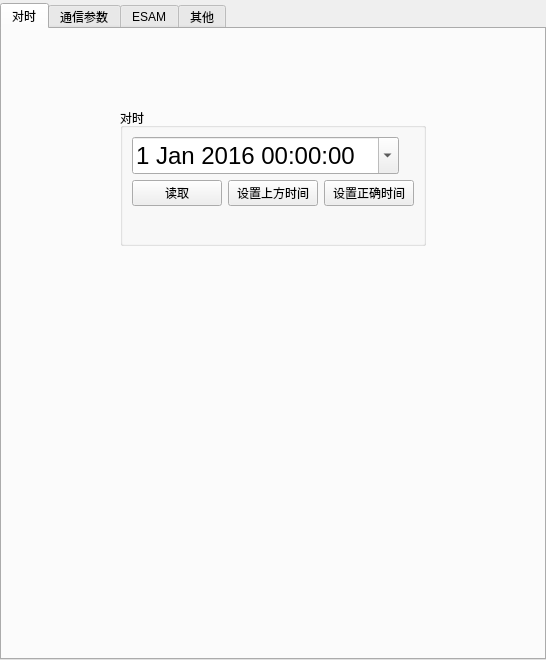
Before: the Qt Designer form UI/param_window.ui in KayFelicities/698trans, drawn with Qt 5.
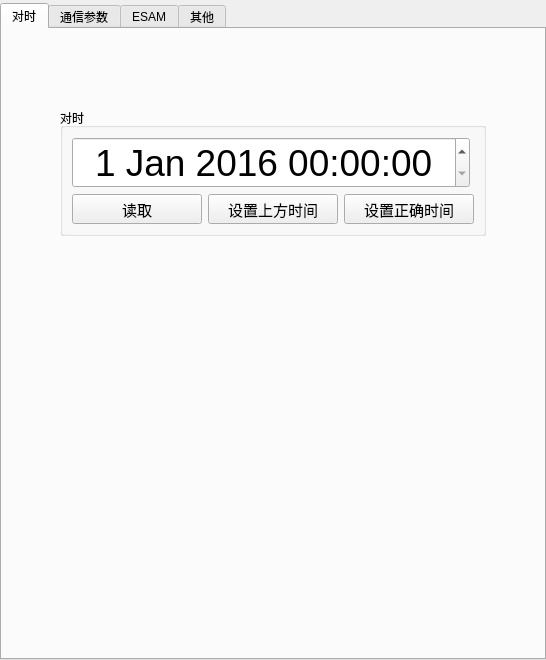
After: the same form once the commit is applied. Icons and pictures are not drawn.

What changed in the file:
```diff
--- a/UI/param_window.ui
+++ b/UI/param_window.ui
@@ -91,12 +91,30 @@
                    <property name="sizePolicy">
                     <sizepolicy hsizetype="Fixed" vsizetype="Fixed">
                      <horstretch>0</horstretch>
-                     <verstretch>10</verstretch>
+                     <verstretch>5</verstretch>
                     </sizepolicy>
                    </property>
+                   <property name="maximumSize">
+                    <size>
+                     <width>16777215</width>
+                     <height>100</height>
+                    </size>
+                   </property>
+                   <property name="sizeIncrement">
+                    <size>
+                     <width>0</width>
+                     <height>100</height>
+                    </size>
+                   </property>
+                   <property name="baseSize">
+                    <size>
+                     <width>0</width>
+                     <height>0</height>
+                    </size>
+                   </property>
                    <property name="font">
                     <font>
-                     <pointsize>18</pointsize>
+                     <pointsize>28</pointsize>
                     </font>
                    </property>
                    <property name="layoutDirection">
@@ -105,6 +123,15 @@
                    <property name="autoFillBackground">
                     <bool>false</bool>
                    </property>
+                   <property name="wrapping">
+                    <bool>false</bool>
+                   </property>
+                   <property name="frame">
+                    <bool>true</bool>
+                   </property>
+                   <property name="alignment">
+                    <set>Qt::AlignCenter</set>
+                   </property>
                    <property name="buttonSymbols">
                     <enum>QAbstractSpinBox::UpDownArrows</enum>
                    </property>
@@ -119,7 +146,7 @@
                     </datetime>
                    </property>
                    <property name="calendarPopup">
-                    <bool>true</bool>
+                    <bool>false</bool>
                    </property>
                   </widget>
                  </item>
@@ -135,8 +162,8 @@
                      </property>
                      <property name="minimumSize">
                       <size>
-                       <width>90</width>
-                       <height>0</height>
+                       <width>130</width>
+                       <height>30</height>
                       </size>
                      </property>
                      <property name="maximumSize">
@@ -145,6 +172,15 @@
                        <height>16777215</height>
                       </size>
                      </property>
+                     <property name="font">
+                      <font>
+                       <family>微软雅黑</family>
+                       <pointsize>11</pointsize>
+                       <weight>50</weight>
+                       <italic>false</italic>
+                       <bold>false</bold>
+                      </font>
+                     </property>
                      <property name="text">
                       <string>读取</string>
                      </property>
@@ -160,8 +196,8 @@
                      </property>
                      <property name="minimumSize">
                       <size>
-                       <width>90</width>
-                       <height>0</height>
+                       <width>130</width>
+                       <height>30</height>
                       </size>
                      </property>
                      <property name="maximumSize">
@@ -170,6 +206,15 @@
                        <height>16777215</height>
                       </size>
                      </property>
+                     <property name="font">
+                      <font>
+                       <family>微软雅黑</family>
+                       <pointsize>11</pointsize>
+                       <weight>50</weight>
+                       <italic>false</italic>
+                       <bold>false</bold>
+                      </font>
+                     </property>
                      <property name="text">
                       <string>设置上方时间</string>
                      </property>
@@ -185,8 +230,8 @@
                      </property>
                      <property name="minimumSize">
                       <size>
-                       <width>90</width>
-                       <height>0</height>
+                       <width>130</width>
+                       <height>30</height>
                       </size>
                      </property>
                      <property name="maximumSize">
@@ -195,6 +240,15 @@
                        <height>16777215</height>
                       </size>
                      </property>
+                     <property name="font">
+                      <font>
+                       <family>微软雅黑</family>
+                       <pointsize>11</pointsize>
+                       <weight>50</weight>
+                       <italic>false</italic>
+                       <bold>false</bold>
+                      </font>
+                     </property>
                      <property name="text">
                       <string>设置正确时间</string>
                      </property>
@@ -202,16 +256,6 @@
                    </item>
                   </layout>
                  </item>
-                 <item>
-                  <widget class="QPushButton" name="DT_set_res_t">
-                   <property name="text">
-                    <string/>
-                   </property>
-                   <property name="flat">
-                    <bool>true</bool>
-                   </property>
-                  </widget>
-                 </item>
                 </layout>
                </item>
               </layout>
@@ -232,6 +276,128 @@
             </item>
            </layout>
           </item>
+          <item>
+           <widget class="QPushButton" name="DT_set_res_t">
+            <property name="minimumSize">
+             <size>
+              <width>0</width>
+              <height>200</height>
+             </size>
+            </property>
+            <property name="palette">
+             <palette>
+              <active>
+               <colorrole role="WindowText">
+                <brush brushstyle="SolidPattern">
+                 <color alpha="255">
+                  <red>255</red>
+                  <green>0</green>
+                  <blue>0</blue>
+                 </color>
+                </brush>
+               </colorrole>
+              </active>
+              <inactive>
+               <colorrole role="WindowText">
+                <brush brushstyle="SolidPattern">
+                 <color alpha="255">
+                  <red>255</red>
+                  <green>0</green>
+                  <blue>0</blue>
+                 </color>
+                </brush>
+               </colorrole>
+              </inactive>
+              <disabled>
+               <colorrole role="WindowText">
+                <brush brushstyle="SolidPattern">
+                 <color alpha="255">
+                  <red>120</red>
+                  <green>120</green>
+                  <blue>120</blue>
+                 </color>
+                </brush>
+               </colorrole>
+              </disabled>
+             </palette>
+            </property>
+            <property name="font">
+             <font>
+              <family>华文楷体</family>
+              <pointsize>150</pointsize>
+              <weight>50</weight>
+              <bold>false</bold>
+             </font>
+            </property>
+            <property name="text">
+             <string> </string>
+            </property>
+            <property name="flat">
+             <bool>true</bool>
+            </property>
+           </widget>
+          </item>
+          <item>
+           <widget class="QPushButton" name="DT_set_fuck_t">
+            <property name="minimumSize">
+             <size>
+              <width>0</width>
+              <height>80</height>
+             </size>
+            </property>
+            <property name="palette">
+             <palette>
+              <active>
+               <colorrole role="WindowText">
+                <brush brushstyle="SolidPattern">
+                 <color alpha="255">
+                  <red>255</red>
+                  <green>0</green>
+                  <blue>0</blue>
+                 </color>
+                </brush>
+               </colorrole>
+              </active>
+              <inactive>
+               <colorrole role="WindowText">
+                <brush brushstyle="SolidPattern">
+                 <color alpha="255">
+                  <red>255</red>
+                  <green>0</green>
+                  <blue>0</blue>
+                 </color>
+                </brush>
+               </colorrole>
+              </inactive>
+              <disabled>
+               <colorrole role="WindowText">
+                <brush brushstyle="SolidPattern">
+                 <color alpha="255">
+                  <red>120</red>
+                  <green>120</green>
+                  <blue>120</blue>
+                 </color>
+                </brush>
+               </colorrole>
+              </disabled>
+             </palette>
+            </property>
+            <property name="font">
+             <font>
+              <family>华文楷体</family>
+              <pointsize>45</pointsize>
+              <weight>50</weight>
+              <bold>false</bold>
+             </font>
+            </property>
+            <property name="text">
+             <string> </string>
+            </property>
+            <property name="flat">
+             <bool>true</bool>
+            </property>
+           </widget>
+          </item>
           <item>
            <spacer name="verticalSpacer_2">
             <property name="orientation">
```
Left out of the diff: 6 changed lines with no effect on the pictures.
